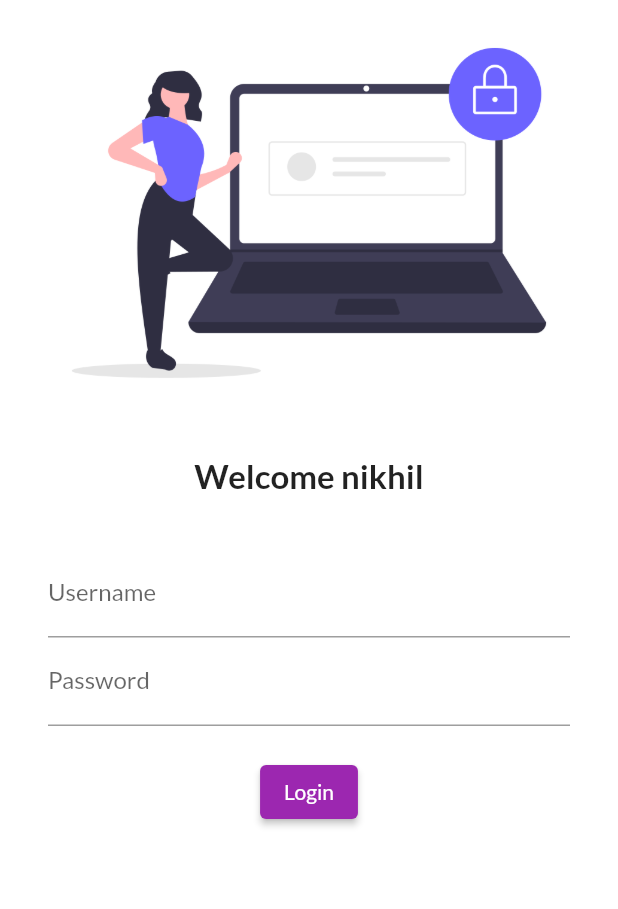
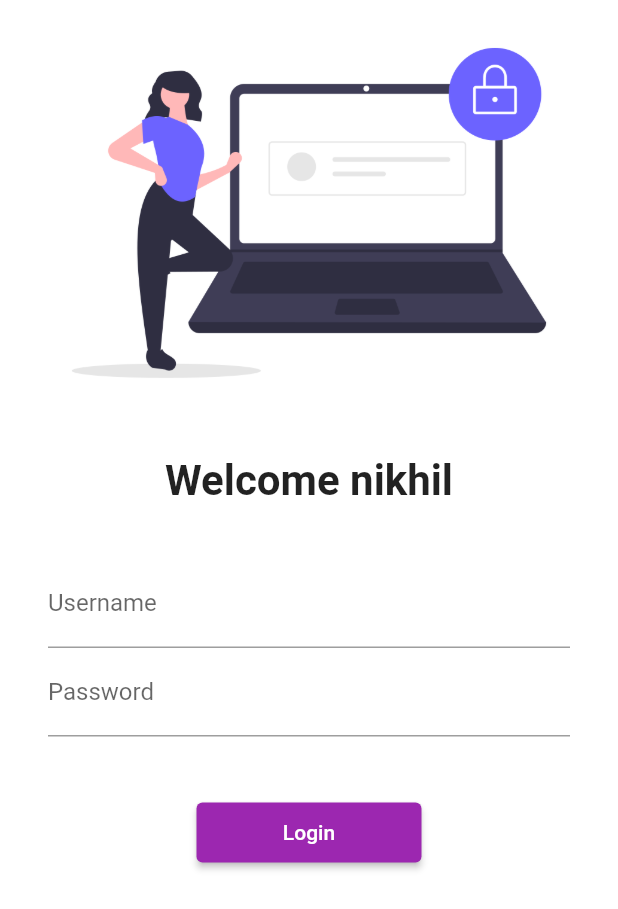
Before and after one commit to nikhilh3510/30daysofflutter, a Flutter app: the screen it shows after launch, on a phone screen of 412 x 824 dp. Shown: the top 909 px of the screen. Run offline on Flutter 3.47's test engine with Material 2 defaults, Android fonts, the phone set to English and light mode, and no system bars.

Commit message:
day 5 completed

```diff
--- a/lib/main.dart
+++ b/lib/main.dart
@@ -1,7 +1,7 @@
 import 'package:flutter/material.dart';
-import 'package:flutter_catalog/pages/c .dart';
+import 'package:flutter_catalog/pages/home_page.dart';
 import 'package:flutter_catalog/pages/login_page.dart';
-import 'package:google_fonts/google_fonts.dart';
+import 'package:flutter_catalog/utils/routes.dart';
 
 void main() {
   runApp(MyApp());
@@ -13,16 +13,13 @@ class MyApp extends StatelessWidget {
     return MaterialApp(
       // home: HomePage(),
       themeMode: ThemeMode.light,
-      theme: ThemeData(
-          primarySwatch: Colors.purple,
-          fontFamily: GoogleFonts.lato().fontFamily),
-      // primaryTextTheme: GoogleFonts.latoTextTheme()),
+      theme: ThemeData(primarySwatch: Colors.purple),
       darkTheme: ThemeData(brightness: Brightness.dark),
       // initialRoute: "/home",
       routes: {
         "/": (context) => LoginPage(),
-        "/home": (context) => HomePage(),
-        "/login": (context) => LoginPage(),
+        MyRoutes.homeRoute: (context) => HomePage(),
+        MyRoutes.loginRoute: (context) => LoginPage(),
       },
     );
   }
--- a/lib/pages/login_page.dart
+++ b/lib/pages/login_page.dart
@@ -1,10 +1,12 @@
 import 'package:flutter/material.dart';
+import 'package:flutter_catalog/utils/routes.dart';
 
 class LoginPage extends StatelessWidget {
   @override
   Widget build(BuildContext context) {
     return Material(
       color: Colors.white,
+      child: SingleChildScrollView(
         child: Column(
           children: [
             Image.asset(
@@ -17,7 +19,7 @@ class LoginPage extends StatelessWidget {
             Text(
               "Welcome nikhil",
               style: TextStyle(
-              fontSize: 22,
+                fontSize: 28,
                 fontWeight: FontWeight.bold,
               ),
             ),
@@ -43,20 +45,21 @@ class LoginPage extends StatelessWidget {
                     ),
                   ),
                   SizedBox(
-                  height: 20.0,
+                    height: 40.0,
                   ),
                   ElevatedButton(
                     onPressed: () {
-                    print("hii codepur");
+                      Navigator.pushNamed(context, MyRoutes.homeRoute);
                     },
                     child: Text("Login"),
-                  style: TextButton.styleFrom(),
+                    style: TextButton.styleFrom(minimumSize: Size(150, 40)),
                   ),
                 ],
               ),
             ),
           ],
         ),
+      ),
     );
   }
 }
--- /dev/null
+++ b/lib/utils/routes.dart
@@ -0,0 +1,5 @@
+class MyRoutes {
+  static String loginRoute = "/login";
+  static String homeRoute = "/home";
+
+}
```
Lines whose indentation alone changed are shown as unchanged.
